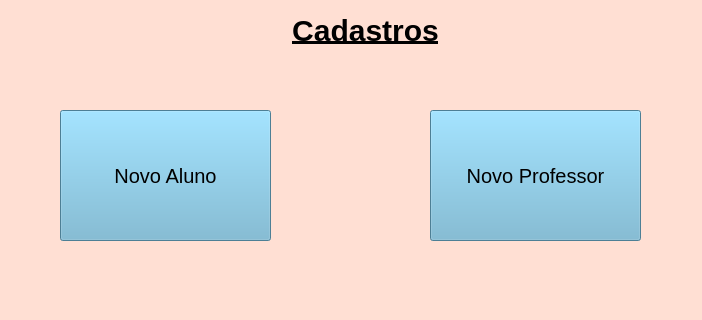
The window that ProjetoFinal/Selec_cadastro.ui (Fernando-maruba/Trabalho-Final-POO) describes before a commit, drawn with Qt 5; both pictures show x 0 to 702 and y 0 to 320 of the 702 by 637 pixel window.
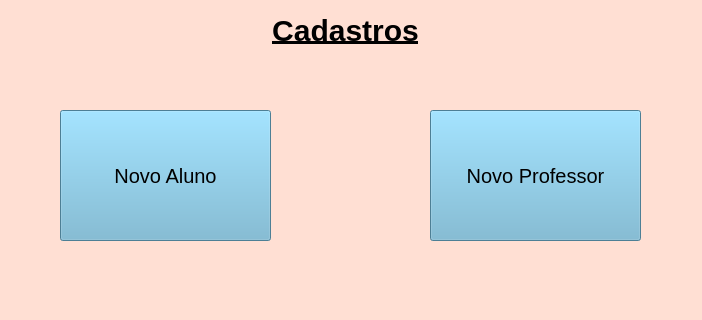
The same window after the commit.

Patch:
```diff
--- a/ProjetoFinal/Selec_cadastro.ui
+++ b/ProjetoFinal/Selec_cadastro.ui
@@ -459,7 +459,7 @@
    <widget class="QLabel" name="label">
     <property name="geometry">
      <rect>
-      <x>90</x>
+      <x>70</x>
       <y>10</y>
       <width>551</width>
       <height>41</height>
```
Left out of the diff: 10 changed lines with no effect on the pictures.
